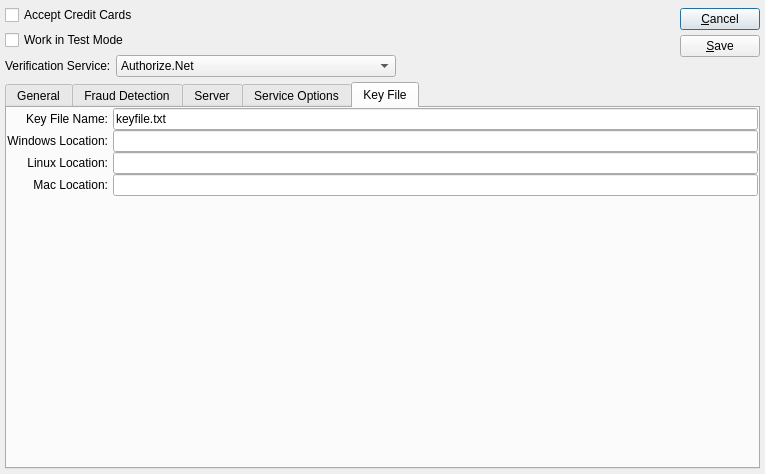
Above: xtuple/trunk/guiclient/configureCC.ui from WooodHead/xtuple before the change. Below: the same form after it.
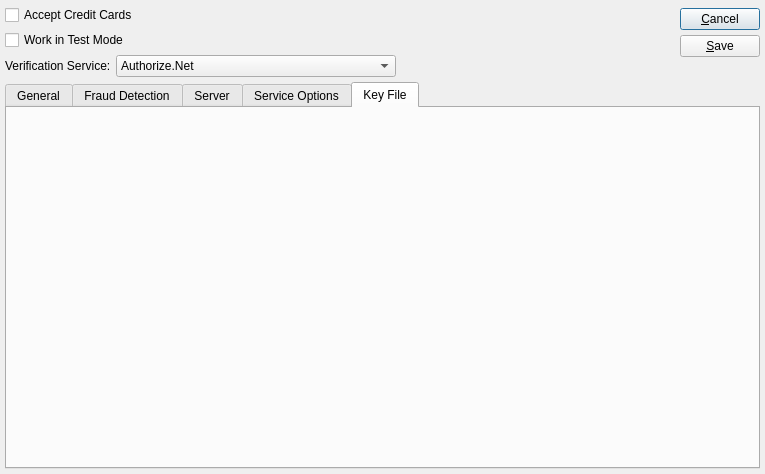
That is the form after the change. The open tabs and pages were chosen to show the change. Custom widgets are drawn as their Qt base class.

What changed in the file:
```diff
--- a/xtuple/trunk/guiclient/configureCC.ui
+++ b/xtuple/trunk/guiclient/configureCC.ui
@@ -1402,130 +1402,6 @@
        <property name="bottomMargin" >
         <number>0</number>
        </property>
-       <item>
-        <layout class="QHBoxLayout" >
-         <property name="spacing" >
-          <number>5</number>
-         </property>
-         <item>
-          <layout class="QVBoxLayout" >
-           <property name="spacing" >
-            <number>0</number>
-           </property>
-           <item>
-            <widget class="QLabel" name="_ccEncKeyNameLit" >
-             <property name="text" >
-              <string>Key File Name:</string>
-             </property>
-             <property name="alignment" >
-              <set>Qt::AlignRight|Qt::AlignTrailing|Qt::AlignVCenter</set>
-             </property>
-             <property name="buddy" >
-              <cstring>_ccEncKeyName</cstring>
-             </property>
-            </widget>
-           </item>
-           <item>
-            <widget class="QLabel" name="_ccWinEncKeyLit" >
-             <property name="whatsThis" >
-              <string>&lt;html>&lt;head>&lt;meta name="qrichtext" content="1" />&lt;style type="text/css">
-p, li { white-space: pre-wrap; }
-&lt;/style>&lt;/head>&lt;body style=" font-family:'Lucida Grande'; font-size:13pt; font-weight:400; font-style:normal;">
-&lt;p style=" margin-top:0px; margin-bottom:0px; margin-left:0px; margin-right:0px; -qt-block-indent:0; text-indent:0px;">whatsthis for a label with a buddy that's an empty text field&lt;/p>&lt;/body>&lt;/html></string>
-             </property>
-             <property name="text" >
-              <string>Windows Location:</string>
-             </property>
-             <property name="alignment" >
-              <set>Qt::AlignRight|Qt::AlignTrailing|Qt::AlignVCenter</set>
-             </property>
-             <property name="buddy" >
-              <cstring>_ccWinEncKey</cstring>
-             </property>
-            </widget>
-           </item>
-           <item>
-            <widget class="QLabel" name="_ccLinEncKeyLit" >
-             <property name="text" >
-              <string>Linux Location:</string>
-             </property>
-             <property name="alignment" >
-              <set>Qt::AlignRight|Qt::AlignTrailing|Qt::AlignVCenter</set>
-             </property>
-            </widget>
-           </item>
-           <item>
-            <widget class="QLabel" name="_ccMacEncKeyLit" >
-             <property name="text" >
-              <string>Mac Location:</string>
-             </property>
-             <property name="alignment" >
-              <set>Qt::AlignRight|Qt::AlignTrailing|Qt::AlignVCenter</set>
-             </property>
-            </widget>
-           </item>
-          </layout>
-         </item>
-         <item>
-          <layout class="QVBoxLayout" >
-           <property name="spacing" >
-            <number>0</number>
-           </property>
-           <item>
-            <widget class="QLineEdit" name="_ccEncKeyName" >
-             <property name="toolTip" >
-              <string>&lt;html>&lt;head>&lt;meta name="qrichtext" content="1" />&lt;style type="text/css">
-p, li { white-space: pre-wrap; }
-&lt;/style>&lt;/head>&lt;body style=" font-family:'Lucida Grande'; font-size:13pt; font-weight:400; font-style:normal;">
-&lt;p style=" margin-top:0px; margin-bottom:0px; margin-left:0px; margin-right:0px; -qt-block-indent:0; text-indent:0px;">tooltip&lt;/p>&lt;/body>&lt;/html></string>
-             </property>
-             <property name="whatsThis" >
-              <string>&lt;html>&lt;head>&lt;meta name="qrichtext" content="1" />&lt;style type="text/css">
-p, li { white-space: pre-wrap; }
-&lt;/style>&lt;/head>&lt;body style=" font-family:'Lucida Grande'; font-size:13pt; font-weight:400; font-style:normal;">
-&lt;p style=" margin-top:0px; margin-bottom:0px; margin-left:0px; margin-right:0px; -qt-block-indent:0; text-indent:0px;">whatsthis&lt;/p>&lt;/body>&lt;/html></string>
-             </property>
-             <property name="text" >
-              <string>keyfile.txt</string>
-             </property>
-            </widget>
-           </item>
-           <item>
-            <widget class="QLineEdit" name="_ccWinEncKey" >
-             <property name="whatsThis" >
-              <string>&lt;html>&lt;head>&lt;meta name="qrichtext" content="1" />&lt;style type="text/css">
-p, li { white-space: pre-wrap; }
-&lt;/style>&lt;/head>&lt;body style=" font-family:'Lucida Grande'; font-size:13pt; font-weight:400; font-style:normal;">
-&lt;p style=" margin-top:0px; margin-bottom:0px; margin-left:0px; margin-right:0px; -qt-block-indent:0; text-indent:0px;">whats this for an empty field&lt;/p>&lt;/body>&lt;/html></string>
-             </property>
-            </widget>
-           </item>
-           <item>
-            <widget class="QLineEdit" name="_ccLinEncKey" />
-           </item>
-           <item>
-            <widget class="QLineEdit" name="_ccMacEncKey" />
-           </item>
-          </layout>
-         </item>
-        </layout>
-       </item>
-       <item>
-        <spacer>
-         <property name="orientation" >
-          <enum>Qt::Vertical</enum>
-         </property>
-         <property name="sizeType" >
-          <enum>QSizePolicy::Expanding</enum>
-         </property>
-         <property name="sizeHint" >
-          <size>
-           <width>20</width>
-           <height>21</height>
-          </size>
-         </property>
-        </spacer>
-       </item>
       </layout>
      </widget>
     </widget>
```
Left out of the diff: 4 changed lines with no effect on the pictures.
